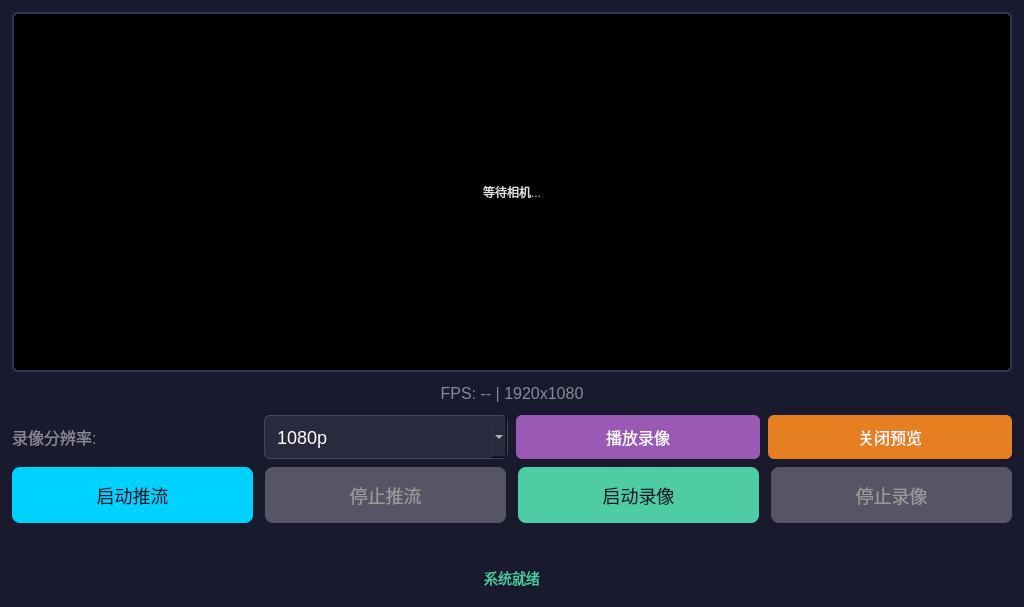
Qt form Software/APP/SentinelQT/widget.ui (Davin-Liang/RK3588-Omni-Sentinel) before a commit.
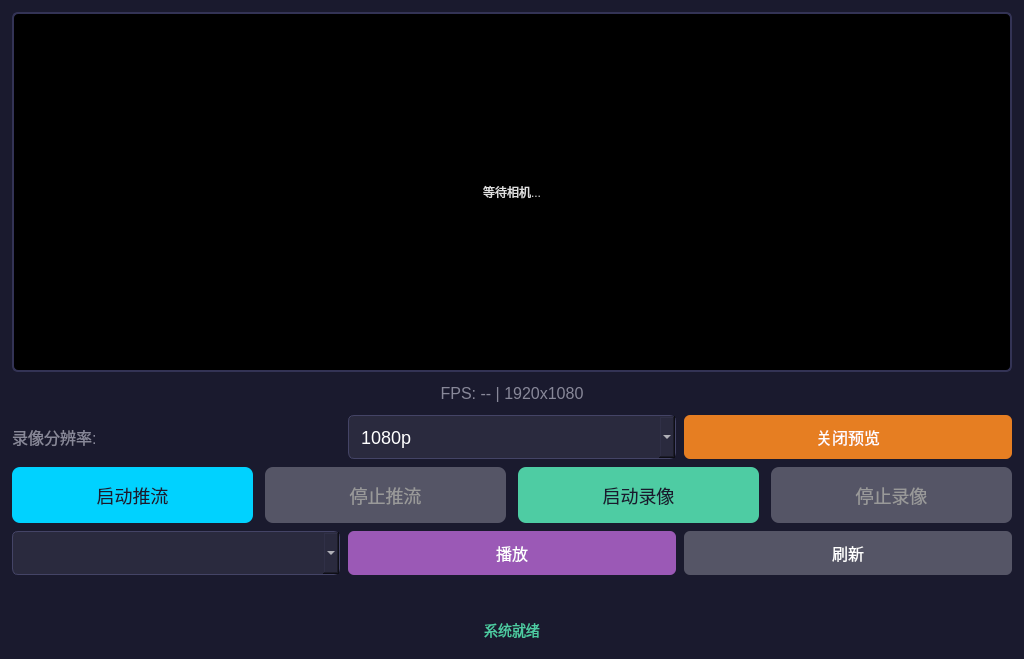
The same form after that commit.

Commit message: feat(SentinelQT): add file list selector and improved playback with preview auto-stop

Patch:
```diff
--- a/Software/APP/SentinelQT/widget.ui
+++ b/Software/APP/SentinelQT/widget.ui
@@ -59,15 +59,6 @@
        <item><property name="text"><string>720p</string></property></item>
       </widget>
      </item>
-     <item>
-      <widget class="QPushButton" name="btnPlayRecord">
-       <property name="text"><string>播放录像</string></property>
-       <property name="minimumSize"><size><width>0</width><height>44</height></size></property>
-       <property name="styleSheet">
-        <string notr="true">font-size: 16px; background-color: #9b59b6; color: #ffffff; border: none; border-radius: 6px; padding: 0 12px;</string>
-       </property>
-      </widget>
-     </item>
      <item>
       <widget class="QPushButton" name="btnTogglePreview">
        <property name="text"><string>关闭预览</string></property>
@@ -122,6 +113,37 @@
      </item>
     </layout>
    </item>
+   <item>
+    <layout class="QHBoxLayout" name="playbackLayout">
+     <property name="spacing"><number>8</number></property>
+     <item>
+      <widget class="QComboBox" name="fileCombo">
+       <property name="minimumSize"><size><width>0</width><height>44</height></size></property>
+       <property name="styleSheet">
+        <string notr="true">font-size: 16px; background-color: #2a2a3e; color: #ffffff; border: 1px solid #444466; border-radius: 6px; padding: 4px 8px;</string>
+       </property>
+      </widget>
+     </item>
+     <item>
+      <widget class="QPushButton" name="btnPlayRecord">
+       <property name="text"><string>播放</string></property>
+       <property name="minimumSize"><size><width>80</width><height>44</height></size></property>
+       <property name="styleSheet">
+        <string notr="true">font-size: 16px; background-color: #9b59b6; color: #ffffff; border: none; border-radius: 6px;</string>
+       </property>
+      </widget>
+     </item>
+     <item>
+      <widget class="QPushButton" name="btnRefreshFiles">
+       <property name="text"><string>刷新</string></property>
+       <property name="minimumSize"><size><width>80</width><height>44</height></size></property>
+       <property name="styleSheet">
+        <string notr="true">font-size: 16px; background-color: #555566; color: #ffffff; border: none; border-radius: 6px;</string>
+       </property>
+      </widget>
+     </item>
+    </layout>
+   </item>
    <item>
     <widget class="QLabel" name="recordInfoLabel">
      <property name="text"><string></string></property>
```
The commit also changes 2 other files.
